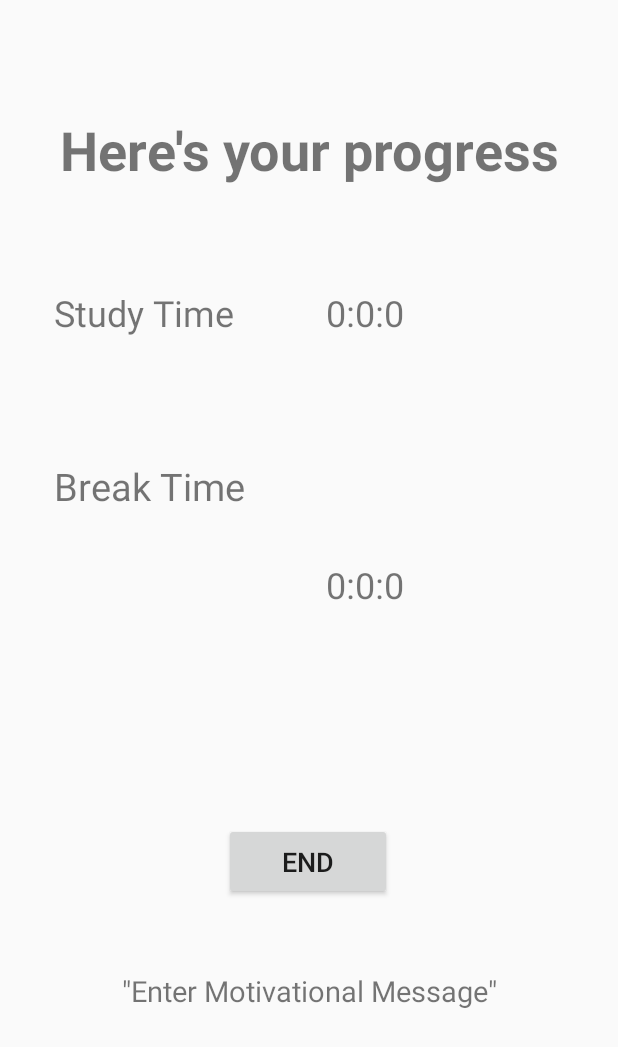
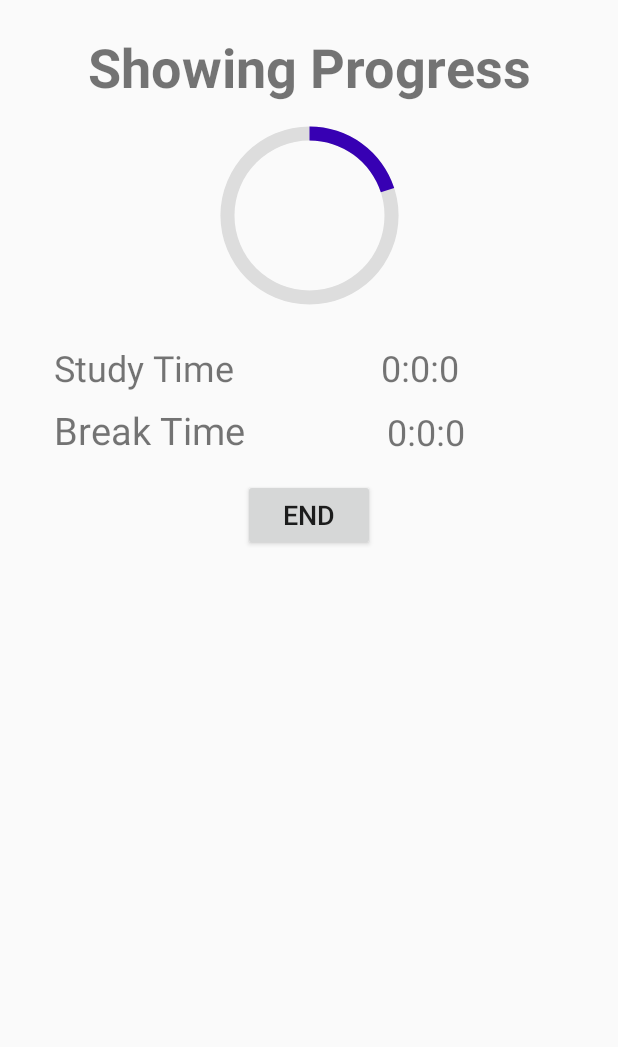
Before and after one commit to Rajveer99/StudyApp, an Android app: the layout activity_display_stats.xml on its own in the app's theme, with its tools: preview values and no code run, on a phone screen of 412 x 824 dp. Shown: the top 1047 px of the screen. Run offline under Robolectric (Android 15) with nearby library versions, the phone set to English and light mode, and no system bars.

Commit message:
Dec 8th part 1

```diff
--- /dev/null
+++ b/app/src/main/res/drawable/circular_stats_bar.xml
@@ -0,0 +1,30 @@
+<?xml version="1.0" encoding="utf-8"?>
+
+    <layer-list xmlns:android="http://schemas.android.com/apk/res/android">
+
+        <item>
+            <shape
+                android:shape="ring"
+                android:thicknessRatio="16"
+                android:useLevel="false">
+                <solid android:color="#DDD">
+                </solid>
+            </shape>
+        </item>
+        <item>
+            <rotate
+                android:fromDegrees="270"
+                android:toDegrees="270">
+                <shape
+                    android:shape="ring"
+                    android:thicknessRatio="16"
+                    android:useLevel="true">
+                    <solid android:color="@color/colorPrimary">
+                    </solid>
+                </shape>
+            </rotate>
+
+        </item>
+
+
+    </layer-list>
--- a/app/src/main/res/layout/activity_display_stats.xml
+++ b/app/src/main/res/layout/activity_display_stats.xml
@@ -9,73 +9,129 @@
 
     <Button
         android:id="@+id/button_end"
-        android:layout_width="112dp"
-        android:layout_height="51dp"
+        android:layout_width="wrap_content"
+        android:layout_height="wrap_content"
         android:layout_marginStart="8dp"
         android:layout_marginEnd="8dp"
-        android:layout_marginBottom="224dp"
+        android:layout_marginTop="15dp"
         android:text="End"
         android:textSize="18sp"
-        app:layout_constraintBottom_toBottomOf="parent"
+        app:layout_constraintTop_toBottomOf="@id/textView14"
         app:layout_constraintEnd_toEndOf="parent"
-        app:layout_constraintHorizontal_bias="0.498"
         app:layout_constraintStart_toStartOf="parent" />
 
+    <ProgressBar
+        android:id="@+id/disProgressBar"
+        android:layout_width="150dp"
+        android:layout_height="150dp"
+        app:layout_constraintStart_toStartOf="parent"
+        app:layout_constraintEnd_toEndOf="parent"
+        android:layout_gravity="center"
+        android:indeterminateOnly="false"
+        android:progressDrawable="@drawable/circular_stats_bar"
+        app:layout_constraintTop_toBottomOf="@id/textView11"
+        tools:progress="20">
+    </ProgressBar>
 
-    <Button
-        android:id="@+id/resume"
-        android:layout_width="112dp"
-        android:layout_height="51dp"
-        android:layout_marginStart="8dp"
-        android:layout_marginEnd="8dp"
-        android:layout_marginBottom="232dp"
-        android:text="Resume"
-        android:textSize="18sp"
-        android:visibility="invisible"
-        app:layout_constraintBottom_toBottomOf="parent"
-        app:layout_constraintEnd_toEndOf="parent"
-        app:layout_constraintHorizontal_bias="0.498"
-        app:layout_constraintStart_toStartOf="parent" />
 
     <TextView
         android:id="@+id/textView11"
         android:layout_width="wrap_content"
         android:layout_height="wrap_content"
-        android:layout_marginStart="8dp"
-        android:layout_marginTop="75dp"
-        android:layout_marginEnd="8dp"
-        android:text="Here's your progress"
+        android:text="Showing Progress"
         android:textSize="36sp"
         android:textStyle="bold"
         app:layout_constraintEnd_toEndOf="parent"
         app:layout_constraintStart_toStartOf="parent"
+        android:layout_margin="20dp"
         app:layout_constraintTop_toTopOf="parent" />
 
     <TextView
         android:id="@+id/textView12"
-        android:layout_width="150dp"
-        android:layout_height="69dp"
+        android:layout_width="wrap_content"
+        android:layout_height="wrap_content"
         android:layout_marginStart="36dp"
-        android:layout_marginTop="68dp"
+        android:layout_marginTop="10dp"
         android:text="Study Time"
         android:textSize="24sp"
         app:layout_constraintStart_toStartOf="parent"
-        app:layout_constraintTop_toBottomOf="@+id/textView11" />
+        app:layout_constraintTop_toBottomOf="@+id/disProgressBar" />
 
     <TextView
         android:id="@+id/textView14"
-        android:layout_width="150dp"
-        android:layout_height="69dp"
+        android:layout_width="wrap_content"
+        android:layout_height="wrap_content"
         android:layout_marginStart="36dp"
         android:layout_marginTop="8dp"
         android:layout_marginBottom="48dp"
         android:text="Break Time"
         android:textSize="25sp"
-        app:layout_constraintBottom_toTopOf="@+id/resume"
         app:layout_constraintStart_toStartOf="parent"
         app:layout_constraintTop_toBottomOf="@+id/textView12"
         app:layout_constraintVertical_bias="0.241" />
 
+    <CheckBox
+        android:id="@+id/checkBox1"
+        android:layout_width="wrap_content"
+        android:layout_height="wrap_content"
+        app:layout_constraintStart_toStartOf="parent"
+        app:layout_constraintEnd_toEndOf="parent"
+        android:layout_marginBottom="10dp"
+        android:layout_marginTop="10dp"
+        app:layout_constraintBottom_toBottomOf="parent"
+        android:textSize="25sp"
+        android:visibility="invisible"
+        android:text="CheckBox" />
+    <CheckBox
+        android:id="@+id/checkBox2"
+        android:layout_width="wrap_content"
+        android:layout_height="wrap_content"
+        app:layout_constraintStart_toStartOf="parent"
+        app:layout_constraintEnd_toEndOf="parent"
+        android:layout_marginTop="10dp"
+        android:layout_marginBottom="10dp"
+        app:layout_constraintBottom_toTopOf="@id/checkBox1"
+        android:textSize="25sp"
+        android:visibility="invisible"
+        android:text="CheckBox" />
+    <CheckBox
+        android:id="@+id/checkBox3"
+        android:layout_width="wrap_content"
+        android:layout_height="wrap_content"
+        app:layout_constraintStart_toStartOf="parent"
+        app:layout_constraintEnd_toEndOf="parent"
+        android:layout_marginTop="10dp"
+        app:layout_constraintBottom_toTopOf="@id/checkBox2"
+        android:visibility="invisible"
+        android:layout_marginBottom="10dp"
+        android:textSize="25sp"
+        android:text="CheckBox" />
+    <CheckBox
+        android:id="@+id/checkBox4"
+        android:layout_width="wrap_content"
+        android:layout_height="wrap_content"
+        app:layout_constraintStart_toStartOf="parent"
+        app:layout_constraintEnd_toEndOf="parent"
+        android:layout_marginTop="10dp"
+        android:layout_marginBottom="10dp"
+        app:layout_constraintBottom_toTopOf="@id/checkBox3"
+        android:textSize="25sp"
+        android:visibility="invisible"
+        android:text="CheckBox" />
+    <CheckBox
+        android:id="@+id/checkBox5"
+        android:layout_width="wrap_content"
+        android:layout_height="wrap_content"
+        app:layout_constraintStart_toStartOf="parent"
+        app:layout_constraintEnd_toEndOf="parent"
+        android:layout_marginTop="10dp"
+        android:layout_marginBottom="10dp"
+        android:textSize="25sp"
+        android:visibility="invisible"
+        app:layout_constraintBottom_toTopOf="@id/checkBox4"
+        android:text="CheckBox" />
+
+    <!--
     <TextView
         android:id="@+id/textView_motivations"
         android:layout_width="321dp"
@@ -91,37 +147,32 @@
         app:layout_constraintEnd_toEndOf="parent"
         app:layout_constraintStart_toStartOf="parent"
         app:layout_constraintTop_toBottomOf="@+id/resume" />
+    -->
 
     <TextView
         android:id="@+id/textView_studyTime"
-        android:layout_width="121dp"
-        android:layout_height="33dp"
-        android:layout_marginStart="8dp"
-        android:layout_marginTop="68dp"
-        android:layout_marginEnd="12dp"
+        android:layout_width="wrap_content"
+        android:layout_height="wrap_content"
+        android:layout_marginEnd="8dp"
+        android:layout_marginTop="10dp"
         android:text="0:0:0"
         android:textSize="24sp"
         app:layout_constraintEnd_toEndOf="parent"
-        app:layout_constraintHorizontal_bias="0.272"
         app:layout_constraintStart_toEndOf="@+id/textView12"
-        app:layout_constraintTop_toBottomOf="@+id/textView11" />
+        app:layout_constraintTop_toBottomOf="@+id/disProgressBar" />
 
     <TextView
         android:id="@+id/textView_breakTime"
-        android:layout_width="120dp"
-        android:layout_height="31dp"
-        android:layout_marginStart="8dp"
-        android:layout_marginTop="82dp"
-        android:layout_marginEnd="12dp"
+        android:layout_width="wrap_content"
+        android:layout_height="wrap_content"
+        android:layout_marginEnd="8dp"
+        android:layout_marginTop="10dp"
         android:layout_marginBottom="70dp"
         android:text="0:0:0"
         android:textSize="24sp"
-        app:layout_constraintBottom_toTopOf="@+id/resume"
         app:layout_constraintEnd_toEndOf="parent"
-        app:layout_constraintHorizontal_bias="0.269"
         app:layout_constraintStart_toEndOf="@+id/textView14"
         app:layout_constraintTop_toBottomOf="@+id/textView_studyTime" /><![CDATA[
-
 
 
     android:text="Resume" />
--- a/app/src/main/res/values/colors.xml
+++ b/app/src/main/res/values/colors.xml
@@ -1,6 +1,6 @@
 <?xml version="1.0" encoding="utf-8"?>
 <resources>
-    <color name="colorPrimary">#3F51B5</color>
-    <color name="colorPrimaryDark">#303F9F</color>
+    <color name="colorPrimary">#FF3700B3</color>
+    <color name="colorPrimaryDark">#FF3700B3</color>
     <color name="colorAccent">#090909</color>
 </resources>
```
Also changed, not shown: app/src/main/java/com/example/owner/studi2/DisplayStats.java (+165 -53 lines), app/src/main/java/com/example/owner/studi2/enterParameters.java (+53 -27 lines), app/src/main/java/com/example/owner/studi2/mainMenu.java (+2 -13 lines), app/src/main/res/layout/activity_main.xml (+16 -30 lines), app/src/main/res/layout/activity_second_.xml (+28 -4 lines), app/src/main/res/drawable/background.jpg (added), app/src/main/res/drawable/logo.png (added).
